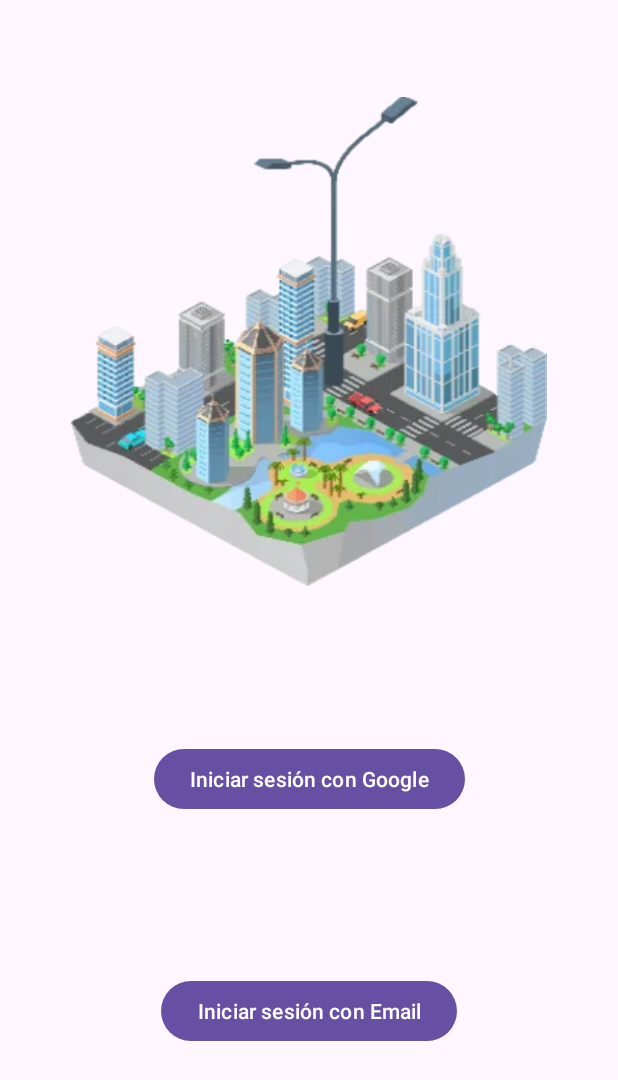
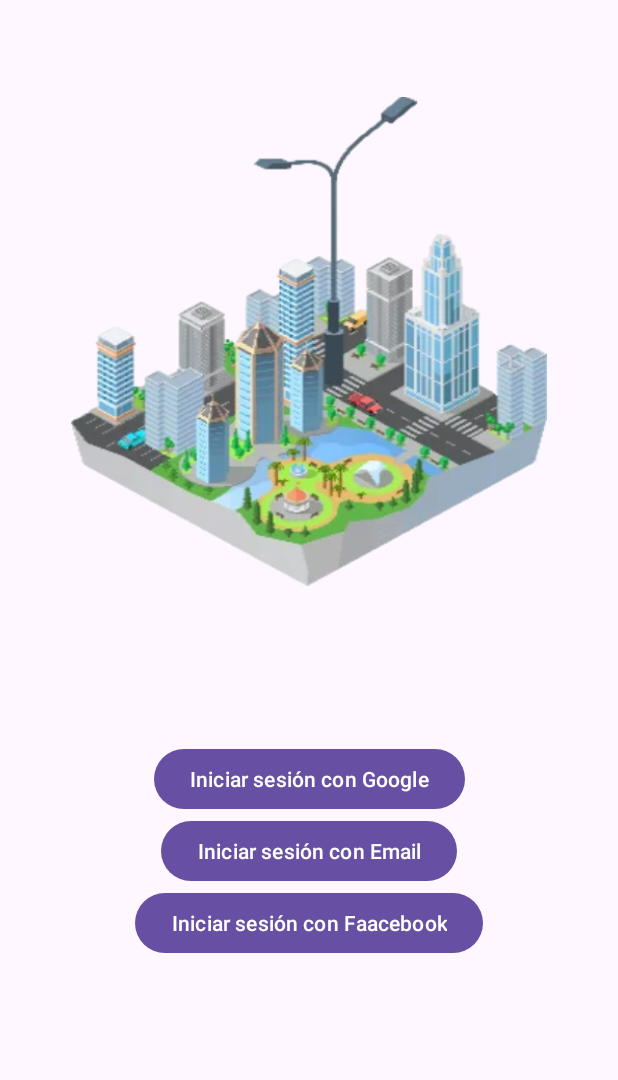
Before and after one commit to EcoCityGti/IoT_Farola_, an Android app: the screen it shows after launch (LoginActivity), after a tap on "Empezar", on a phone screen of 412 x 824 dp. Shown: the top 1080 px of the screen. Run offline under Robolectric (Android 15) with nearby library versions, the phone set to English and light mode, and no system bars; our stand-ins replace Firebase (no records; nobody signed in at launch, a user with empty details on screens opened directly); libraries missing offline, so code that uses them is left out: com.firebase.ui.

Commit message:
Inicio_sesion_v1.0

```diff
--- a/app/src/main/res/layout/activity_login.xml
+++ b/app/src/main/res/layout/activity_login.xml
@@ -29,10 +29,20 @@
         android:id="@+id/btnSignInWithEmail"
         android:layout_width="wrap_content"
         android:layout_height="wrap_content"
-        android:layout_marginTop="-20dp"
         android:text="Iniciar sesión con Email"
-        app:layout_constraintBottom_toBottomOf="parent"
+        app:layout_constraintBottom_toTopOf="@+id/button2"
         app:layout_constraintEnd_toEndOf="parent"
         app:layout_constraintStart_toStartOf="parent"
-        app:layout_constraintTop_toBottomOf="@+id/btnSignInWithGoogle" />
+        app:layout_constraintTop_toBottomOf="@+id/btnSignInWithGoogle"
+        app:layout_constraintVertical_bias="0.5" />
+
+    <Button
+        android:id="@+id/btnSignInWithFacebook"
+        android:layout_width="wrap_content"
+        android:layout_height="wrap_content"
+        android:text="Iniciar sesión con Faacebook"
+        app:layout_constraintEnd_toEndOf="parent"
+        app:layout_constraintStart_toStartOf="parent"
+        app:layout_constraintTop_toBottomOf="@+id/btnSignInWithEmail"
+        app:layout_constraintVertical_bias="0.5" />
 </androidx.constraintlayout.widget.ConstraintLayout>
```
Also changed, not shown: app/src/main/java/com/example/iot_farola/LoginActivity.java (+18 -0 lines).
